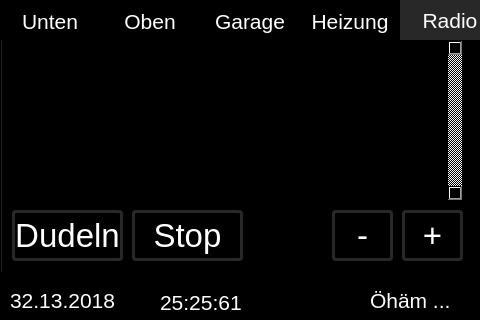
This is mainwindow.ui in christof1977/flurzentrale as Qt 5 draws it before an edit. The edited form follows.
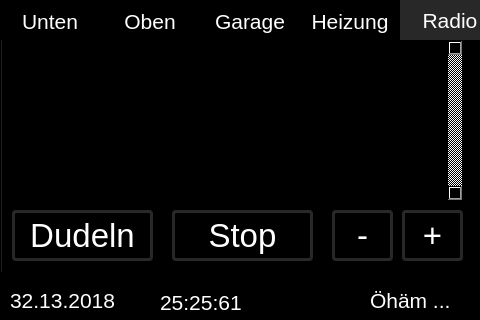
This is the edited form.

Commit message: Buttons angepasst

Patch:
```diff
--- a/mainwindow.ui
+++ b/mainwindow.ui
@@ -972,9 +972,9 @@
      <widget class="QPushButton" name="pushButtonRadioStop">
       <property name="geometry">
        <rect>
-        <x>130</x>
+        <x>170</x>
         <y>170</y>
-        <width>111</width>
+        <width>141</width>
         <height>51</height>
        </rect>
       </property>
@@ -1202,7 +1202,7 @@
        <rect>
         <x>10</x>
         <y>170</y>
-        <width>111</width>
+        <width>141</width>
         <height>51</height>
        </rect>
       </property>
```
The commit also changes 1 other file.
